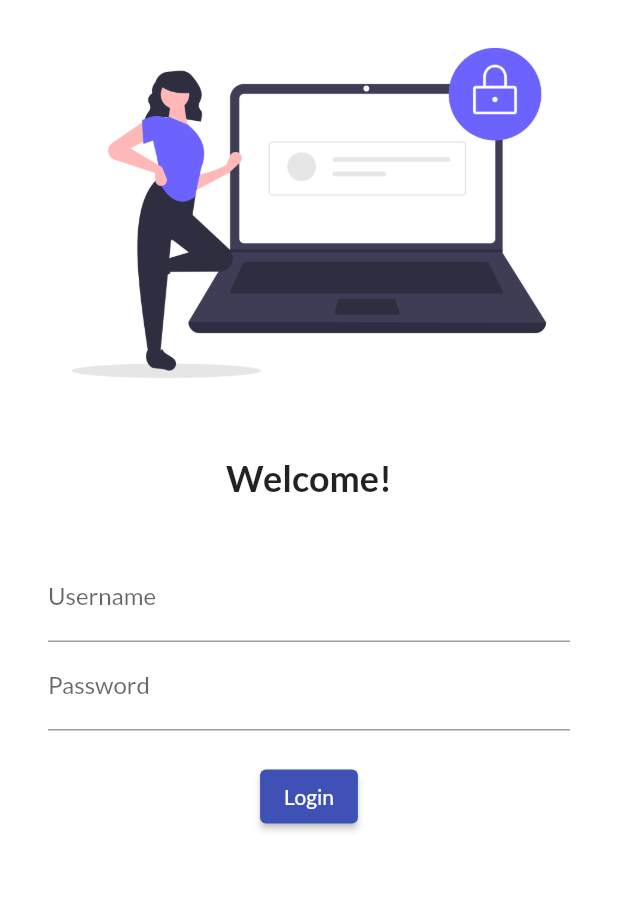
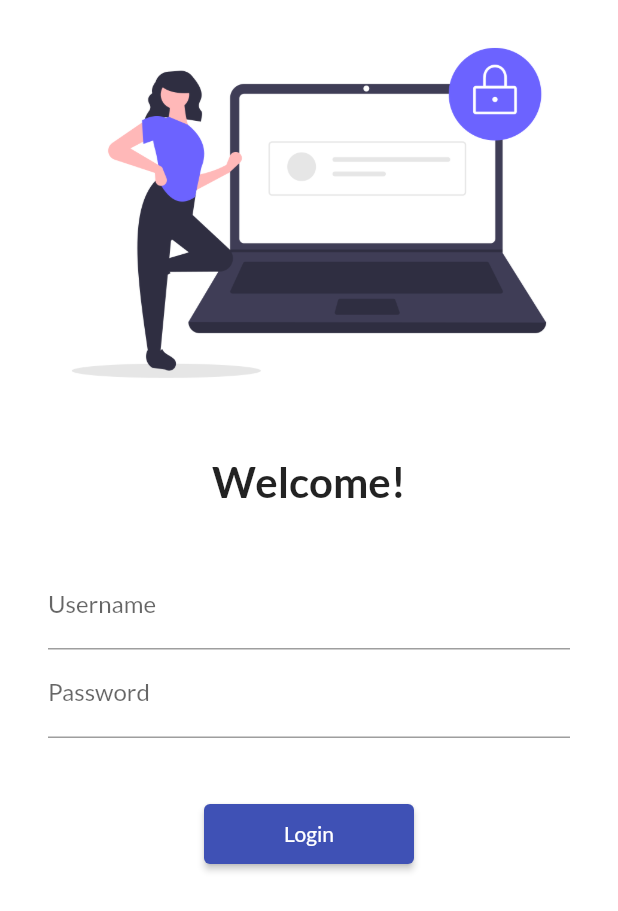
Before and after one commit to rameez03/learningFlutter, a Flutter app: the screen it shows after launch, on a phone screen of 412 x 824 dp. Shown: the top 911 px of the screen. Run offline on Flutter 3.47's test engine with Material 2 defaults, Android fonts, the phone set to English and light mode, and no system bars; our stand-ins replace google_fonts.

```diff
--- a/lib/main.dart
+++ b/lib/main.dart
@@ -1,4 +1,5 @@
 import 'package:flutter/material.dart';
+import 'package:flutter_demo/utils/routes.dart';
 import 'package:google_fonts/google_fonts.dart';
 import 'pages/home.dart';
 import 'pages/login.dart';
@@ -11,6 +12,7 @@ class MyApp extends StatelessWidget {
   @override
   Widget build(BuildContext context) {
     return MaterialApp(
+      debugShowCheckedModeBanner: false,
       themeMode: ThemeMode.light,
       theme: ThemeData(
           primarySwatch: Colors.indigo,
@@ -19,8 +21,8 @@ class MyApp extends StatelessWidget {
       initialRoute: "/",
       routes: {
         "/": (context) => Login(),
-        "/home": (context) => Home(),
-        "/login": (context) => Login(),
+        MyRoutes.homeRoute: (context) => Home(),
+        MyRoutes.loginRoute: (context) => Login(),
       },
     );
   }
--- a/lib/pages/login.dart
+++ b/lib/pages/login.dart
@@ -1,10 +1,13 @@
 import 'package:flutter/material.dart';
+import 'package:flutter_demo/main.dart';
+import 'package:flutter_demo/utils/routes.dart';
 
 class Login extends StatelessWidget {
   @override
   Widget build(BuildContext context) {
     return Material(
       color: Colors.white,
+      child: SingleChildScrollView(
         child: Column(
           children: [
             Image.asset(
@@ -16,7 +19,7 @@ class Login extends StatelessWidget {
             ),
             Text(
               "Welcome!",
-            style: TextStyle(fontSize: 24, fontWeight: FontWeight.bold),
+              style: TextStyle(fontSize: 28, fontWeight: FontWeight.bold),
             ),
             SizedBox(
               height: 20.0,
@@ -36,19 +39,21 @@ class Login extends StatelessWidget {
                         hintText: "Enter Password", labelText: "Password"),
                   ),
                   SizedBox(
-                  height: 20.0,
+                    height: 40.0,
                   ),
                   ElevatedButton(
                     onPressed: () {
-                    print("hi users");
+                      Navigator.pushNamed(context, MyRoutes.homeRoute);
                     },
                     child: Text("Login"),
+                    style: TextButton.styleFrom(minimumSize: Size(140, 40)),
                   )
                 ],
               ),
             )
           ],
         ),
+      ),
     );
   }
 }
--- /dev/null
+++ b/lib/utils/routes.dart
@@ -0,0 +1,4 @@
+class MyRoutes {
+  static String loginRoute = "/login";
+  static String homeRoute = "/home";
+}
```
Lines whose indentation alone changed are shown as unchanged.
